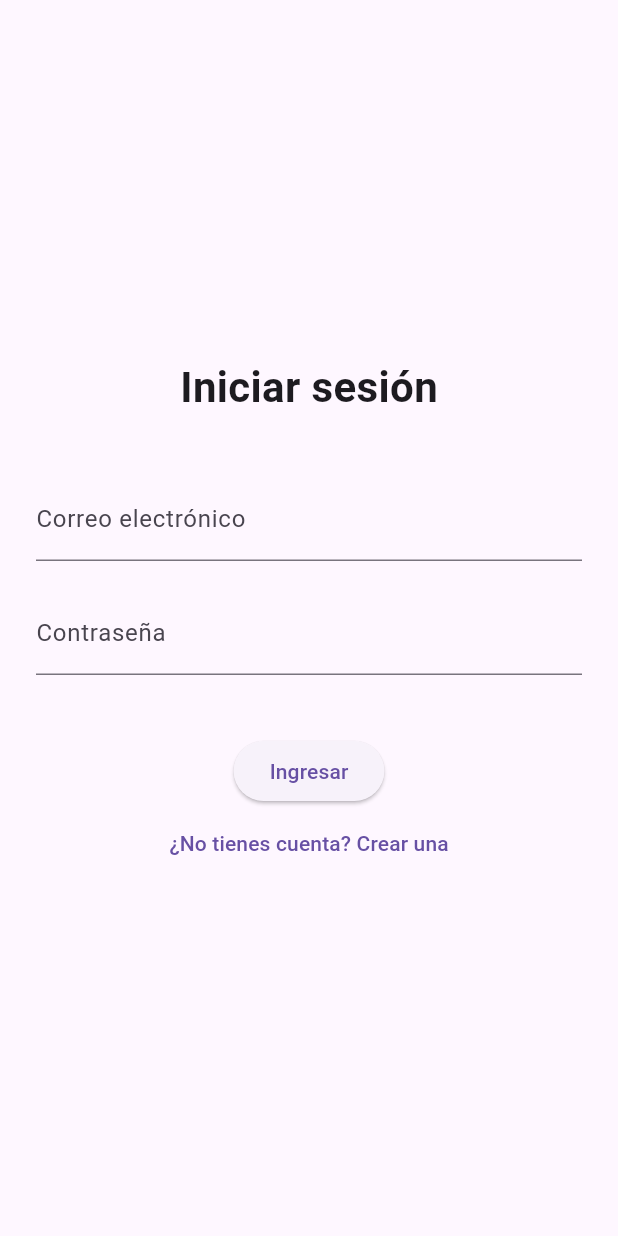
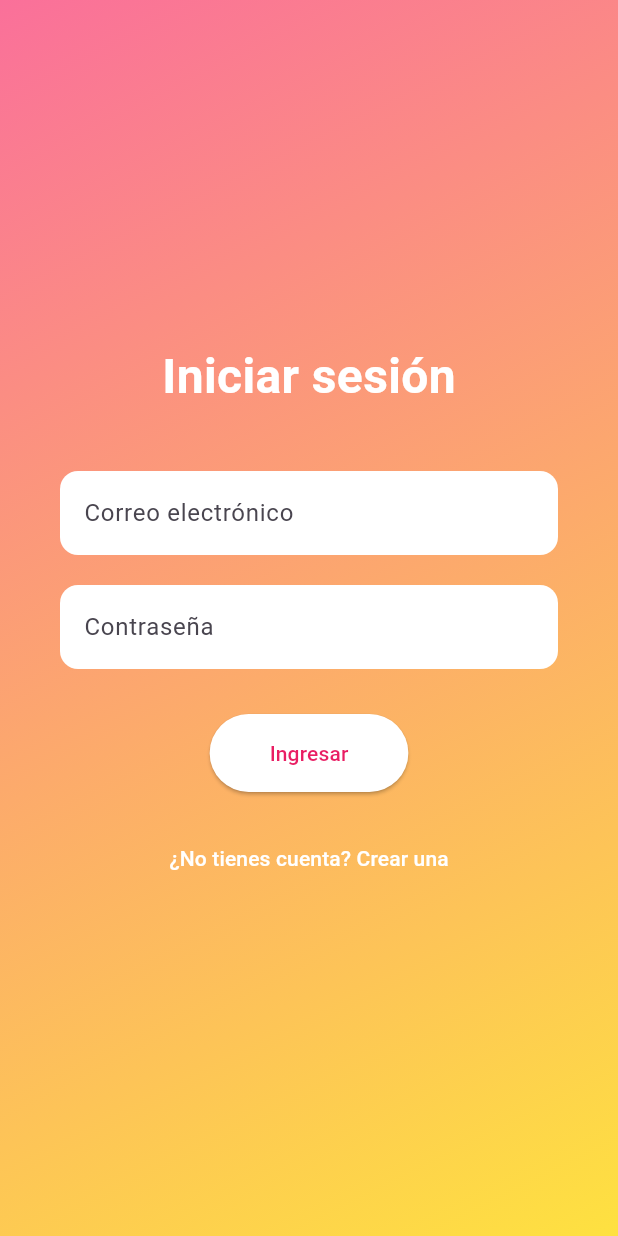
Before and after one commit to mlopez8621/tipotinder-frontend, a Flutter app: the screen it shows after launch, on a phone screen of 412 x 824 dp. Run offline on Flutter 3.47's test engine with Material 3 defaults, Android fonts, the phone set to English and light mode, and no system bars.

```diff
--- a/lib/screens/login_screen.dart
+++ b/lib/screens/login_screen.dart
@@ -1,47 +1,129 @@
 import 'package:flutter/material.dart';
+import '../services/auth_service.dart'; // ajusta el path si es necesario
 
-class LoginScreen extends StatelessWidget {
+class LoginScreen extends StatefulWidget {
   const LoginScreen({super.key});
 
   @override
-  Widget build(BuildContext context) {
+  State<LoginScreen> createState() => _LoginScreenState();
+}
+
+class _LoginScreenState extends State<LoginScreen> {
   final emailController = TextEditingController();
   final passwordController = TextEditingController();
+  bool isLoading = false;
 
+  Future<void> _login() async {
+    setState(() => isLoading = true);
+
+    try {
+        final result = await AuthService().login(
+        emailController.text.trim(),
+        passwordController.text.trim(),
+        );
+
+        final user = result['user'];
+
+        setState(() => isLoading = false);
+
+        if (user != null) {
+        // Aquí podrías guardar el usuario o navegar
+        ScaffoldMessenger.of(context).showSnackBar(
+            SnackBar(content: Text('Bienvenido, ${user['name']}')),
+        );
+        } else {
+        ScaffoldMessenger.of(context).showSnackBar(
+            const SnackBar(content: Text('Correo o contraseña incorrectos')),
+        );
+        }
+    } catch (e) {
+        setState(() => isLoading = false);
+
+        ScaffoldMessenger.of(context).showSnackBar(
+        SnackBar(content: Text('Error: ${e.toString()}')),
+        );
+    }
+    }
+
+
+  @override
+  Widget build(BuildContext context) {
     return Scaffold(
-      body: Padding(
-        padding: const EdgeInsets.all(24.0),
+      body: Container(
+        decoration: const BoxDecoration(
+          gradient: LinearGradient(
+            colors: [Color(0xFFFA709A), Color(0xFFFEE140)],
+            begin: Alignment.topLeft,
+            end: Alignment.bottomRight,
+          ),
+        ),
+        child: Center(
+          child: Padding(
+            padding: const EdgeInsets.symmetric(horizontal: 40),
             child: Column(
-          mainAxisAlignment: MainAxisAlignment.center,
+              mainAxisSize: MainAxisSize.min,
               children: [
-            const Text("Iniciar sesión", style: TextStyle(fontSize: 28, fontWeight: FontWeight.bold)),
+                const Text(
+                  "Iniciar sesión",
+                  style: TextStyle(
+                    fontSize: 32,
+                    fontWeight: FontWeight.bold,
+                    color: Colors.white,
+                  ),
+                ),
                 const SizedBox(height: 40),
                 TextField(
                   controller: emailController,
-              decoration: const InputDecoration(labelText: "Correo electrónico"),
+                  decoration: InputDecoration(
+                    hintText: "Correo electrónico",
+                    fillColor: Colors.white,
+                    filled: true,
+                    border: OutlineInputBorder(
+                      borderRadius: BorderRadius.circular(12),
+                      borderSide: BorderSide.none,
+                    ),
+                  ),
                 ),
                 const SizedBox(height: 20),
                 TextField(
                   controller: passwordController,
                   obscureText: true,
-              decoration: const InputDecoration(labelText: "Contraseña"),
+                  decoration: InputDecoration(
+                    hintText: "Contraseña",
+                    fillColor: Colors.white,
+                    filled: true,
+                    border: OutlineInputBorder(
+                      borderRadius: BorderRadius.circular(12),
+                      borderSide: BorderSide.none,
                     ),
-            const SizedBox(height: 40),
+                  ),
+                ),
+                const SizedBox(height: 30),
                 ElevatedButton(
-              onPressed: () {
-                // Lógica de login
-                print('Email: ${emailController.text}');
-                print('Password: ${passwordController.text}');
-              },
-              child: const Text("Ingresar"),
+                  onPressed: isLoading ? null : _login,
+                  style: ElevatedButton.styleFrom(
+                    backgroundColor: Colors.white,
+                    foregroundColor: Colors.pink,
+                    padding: const EdgeInsets.symmetric(horizontal: 40, vertical: 16),
+                    shape: RoundedRectangleBorder(
+                      borderRadius: BorderRadius.circular(30),
                     ),
+                  ),
+                  child: isLoading
+                      ? const CircularProgressIndicator()
+                      : const Text("Ingresar"),
+                ),
+                const SizedBox(height: 20),
                 TextButton(
-              onPressed: () {
-                // Navegar a la pantalla de registro
-              },
-              child: const Text("¿No tienes cuenta? Crear una"),
+                  onPressed: () {},
+                  child: const Text(
+                    "¿No tienes cuenta? Crear una",
+                    style: TextStyle(color: Colors.white),
                   ),
+                )
               ],
+            ),
+          ),
         ),
       ),
     );
--- a/pubspec.yaml
+++ b/pubspec.yaml
@@ -30,6 +30,7 @@ environment:
 dependencies:
   flutter:
     sdk: flutter
+  http: ^0.13.5
 
   # The following adds the Cupertino Icons font to your application.
   # Use with the CupertinoIcons class for iOS style icons.
```
Also changed, not shown: lib/services/auth_service.dart (added, +26 -0 lines), pubspec.lock. Lines whose indentation alone changed are shown as unchanged.
